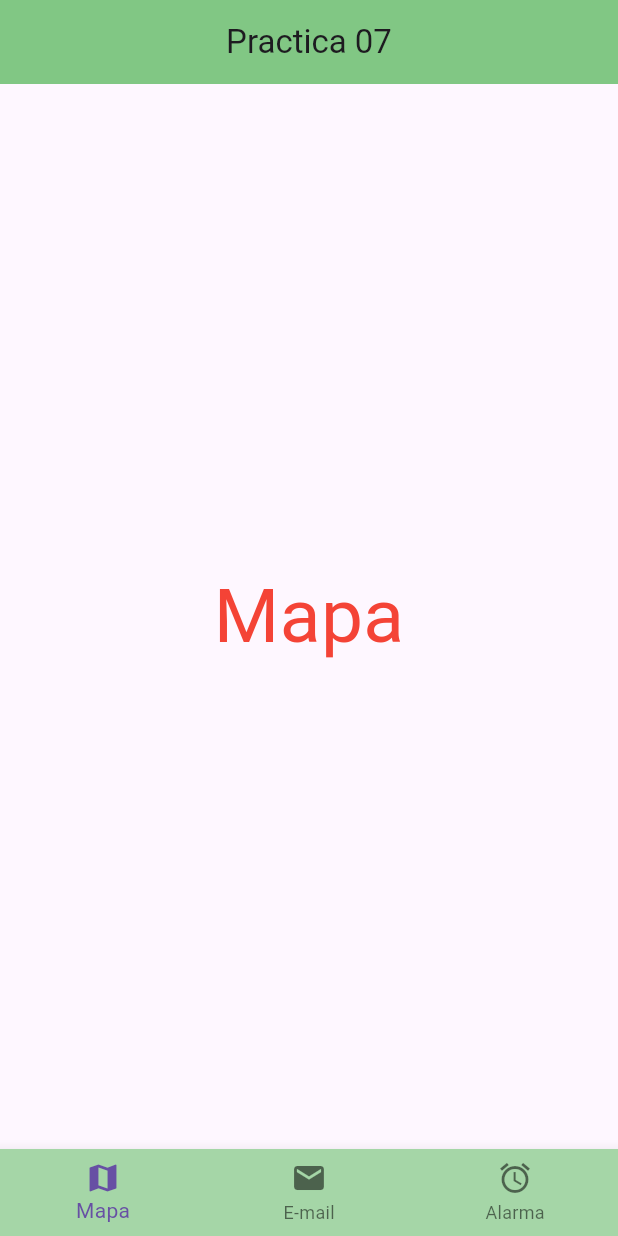
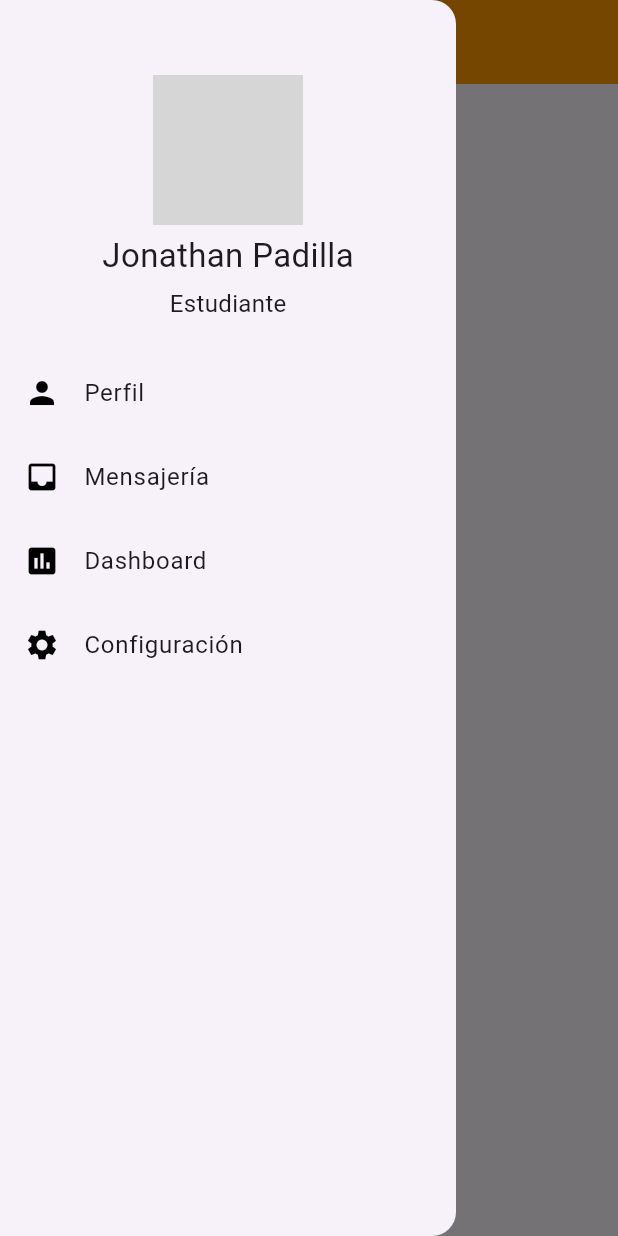
Before and after one commit to JonaPadilla22/computoNube_Padilla, a Flutter app: the screen it shows after launch, with the side drawer open (before the commit the screen has no drawer), on a phone screen of 412 x 824 dp. Run offline on Flutter 3.47's test engine with Material 3 defaults, Android fonts, the phone set to English and light mode, and no system bars; network calls fail; grey boxes are pictures that could not be loaded.

Commit message:
practica_08

```diff
--- a/lib/main.dart
+++ b/lib/main.dart
@@ -1,4 +1,4 @@
-import 'package:computonube_padilla/src/bottom_page.dart';
+import 'package:computonube_padilla/src/main_drawer.dart';
 import 'package:flutter/material.dart';
 
 void main() => runApp(MyApp());
@@ -7,9 +7,34 @@ class MyApp extends StatelessWidget {
   @override
   Widget build(BuildContext context) {
     return MaterialApp(
-      title: 'Practica 07',
-      home: BottomNavigatorPage(),
+      title: 'Practica 08',
+      home: HomePage(),
       debugShowCheckedModeBanner: false
     );
   }
 }
+
+class HomePage extends StatefulWidget {
+  @override
+  State<HomePage> createState() => _HomePageState();
+}
+
+class _HomePageState extends State<HomePage> {
+  @override
+  Widget build(BuildContext context) {
+    return Scaffold(
+      appBar: AppBar(
+        title: Text('Practica 08'),
+        elevation: 0.0,
+        centerTitle: true,
+        backgroundColor: Colors.orange,
+      ),
+      body: Container(
+        color: Colors.white30,
+      ),
+      drawer: Drawer(
+        child: MainDrawer()
+      ),
+    );
+  }
+}
--- a/lib/src/bottom_page.dart
+++ /dev/null
@@ -1,58 +0,0 @@
-
-import 'package:flutter/material.dart';
-
-class BottomNavigatorPage extends StatefulWidget {
-  @override
-  State<BottomNavigatorPage> createState() => _BottomNavigatorPageState();
-}
-
-class _BottomNavigatorPageState extends State<BottomNavigatorPage> {
-  final tabs = [
-    Center(
-      child: Text('Mapa', style: TextStyle(color: Colors.red, fontSize: 50)),
-    ),
-    Center(
-      child: Text('E-mail', style: TextStyle(color: Colors.amber, fontSize: 50)),
-    ),
-    Center(
-      child: Text('Alarma', style: TextStyle(color: Colors.blue, fontSize: 50)),
-    )
-  ];
-
-  int _currentIndex = 0;
-
-  @override
-  Widget build(BuildContext context) {
-    return Scaffold(
-      appBar: AppBar(
-        title: Text('Practica 07'),
-        centerTitle: true,
-        backgroundColor: Colors.green[300],
-      ),
-      body: tabs[_currentIndex],
-      bottomNavigationBar: BottomNavigationBar(
-        backgroundColor: Colors.green[200],
-        currentIndex: _currentIndex,
-        items: [
-          BottomNavigationBarItem(
-            icon: Icon(Icons.map),
-            label: 'Mapa'
-          ),
-          BottomNavigationBarItem(
-            icon: Icon(Icons.mail),
-            label: 'E-mail'
-          ),
-          BottomNavigationBarItem(
-            icon: Icon(Icons.alarm),
-            label: 'Alarma'
-          )
-        ],
-        onTap: (index) {
-          setState(() {
-            _currentIndex = index;
-          });
-        },
-      ),
-    );
-  }
-}
--- /dev/null
+++ b/lib/src/main_drawer.dart
@@ -0,0 +1,65 @@
+
+import 'package:flutter/material.dart';
+
+class MainDrawer extends StatelessWidget {
+  @override
+  Widget build(BuildContext context) {
+    return Column(
+      children: [
+        Container(
+          child: Padding(
+            padding: EdgeInsets.only(top: 50),
+            child: Column(
+              mainAxisAlignment: MainAxisAlignment.center,
+              crossAxisAlignment: CrossAxisAlignment.center,
+              children: [
+                CircleAvatar(
+                  radius: 50.0,
+                  backgroundImage: NetworkImage('https://cdn-icons-png.flaticon.com/512/3135/3135768.png'),
+                  backgroundColor: Colors.white,
+                ),
+                SizedBox(height: 5.0),
+                Text('Jonathan Padilla', style: TextStyle(fontSize: 22.0)),
+                SizedBox(height: 5.0),
+                Text('Estudiante', style: TextStyle(fontSize: 16.0)),
+                SizedBox(height: 20.0)
+              ],
+            ),
+          ),
+        ),
+        ListTile(
+          onTap: (){},
+          leading: Icon(
+            Icons.person,
+            color: Colors.black,
+          ),
+          title: Text('Perfil'),
+        ),
+        ListTile(
+          onTap: (){},
+          leading: Icon(
+            Icons.inbox,
+            color: Colors.black,
+          ),
+          title: Text('Mensajería'),
+        ),
+        ListTile(
+          onTap: (){},
+          leading: Icon(
+            Icons.assessment,
+            color: Colors.black,
+          ),
+          title: Text('Dashboard'),
+        ),
+        ListTile(
+          onTap: (){},
+          leading: Icon(
+            Icons.settings,
+            color: Colors.black,
+          ),
+          title: Text('Configuración'),
+        )
+      ],
+    );
+  }
+}
--- a/lib/src/tabs_page.dart
+++ /dev/null
@@ -1,32 +0,0 @@
-import 'package:flutter/material.dart';
-
-class TabsPage extends StatelessWidget {
-  @override
-  Widget build(BuildContext context) {
-    return DefaultTabController(
-      initialIndex: 1,
-      length: 4,
-      child: Scaffold(
-        appBar: AppBar(
-          backgroundColor: Colors.amber,
-          title: Text('Tabs Page'),
-          centerTitle: true,
-          bottom: TabBar(
-            tabs: [
-              Tab(icon: Icon(Icons.accessibility_new)),
-              Tab(icon: Icon(Icons.mail)),
-              Tab(icon: Icon(Icons.map)),
-              Tab(icon: Icon(Icons.access_alarm)),
-            ]
-          ),
-        ),
-        body: TabBarView(children: [
-          Icon(Icons.accessibility_new),
-          Icon(Icons.mail),
-          Icon(Icons.map),
-          Icon(Icons.access_alarm),
-        ]),
-      ),
-    );
-  }
-}
```
Also changed, not shown: 1 other file.
